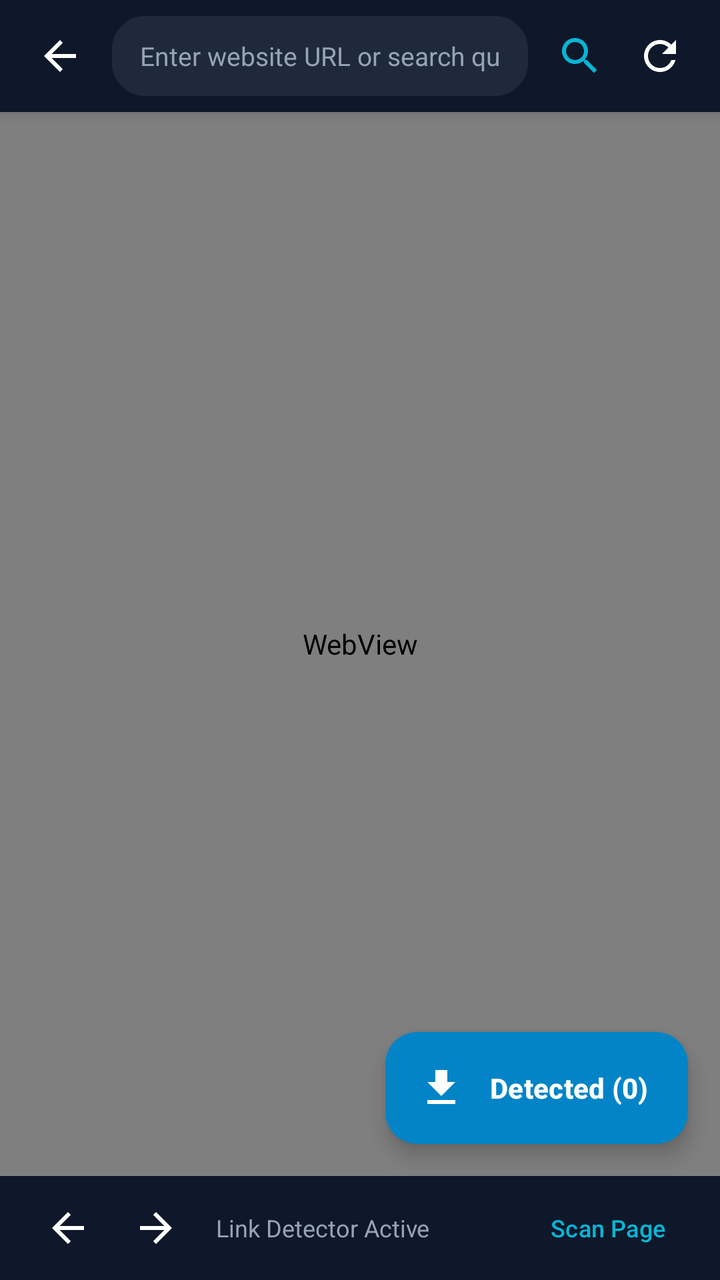
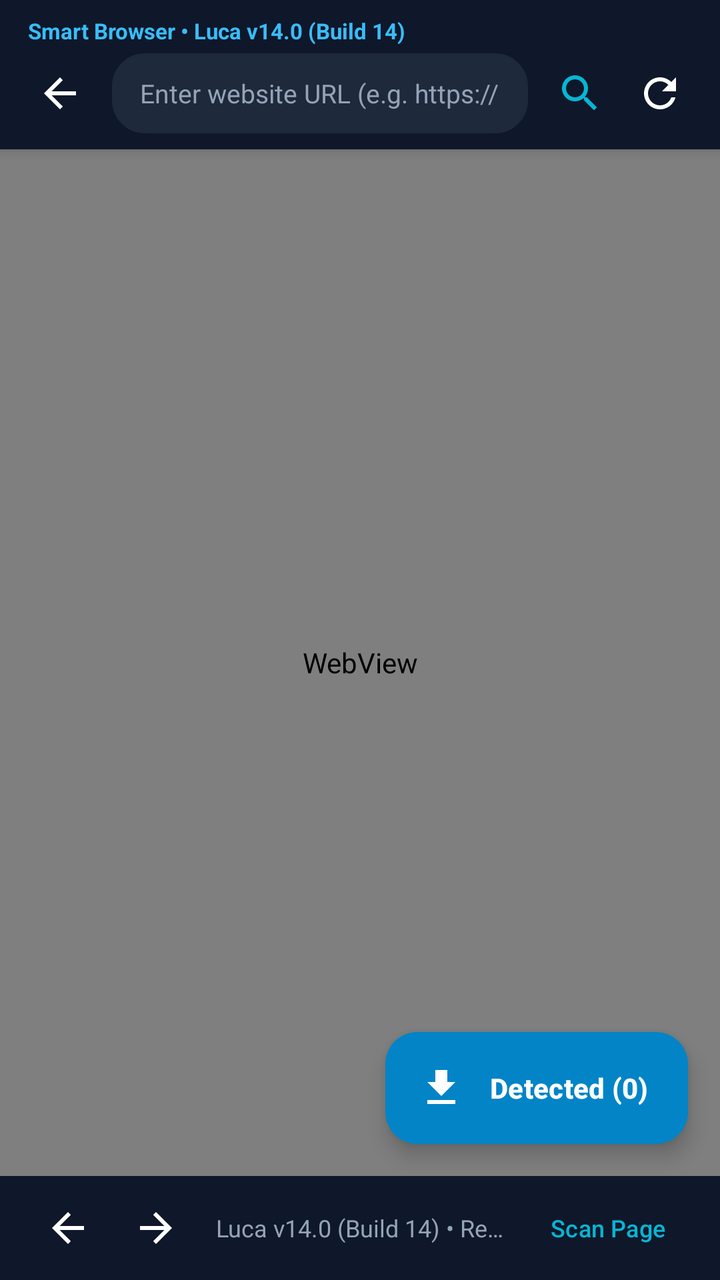

Compare the two renders of this Android layout. The source of the first and the diff that turns it into the second are given below.
<!-- AndroidManifest.xml: activity theme Theme.DownloadManager -->
<!-- res/layout/activity_browser.xml -->
<?xml version="1.0" encoding="utf-8"?>
<androidx.coordinatorlayout.widget.CoordinatorLayout
    xmlns:android="http://schemas.android.com/apk/res/android"
    xmlns:app="http://schemas.android.com/apk/res-auto"
    xmlns:tools="http://schemas.android.com/tools"
    android:layout_width="match_parent"
    android:layout_height="match_parent"
    android:background="@color/colorBackground"
    tools:context=".activity.BrowserActivity">

    <LinearLayout
        android:layout_width="match_parent"
        android:layout_height="match_parent"
        android:orientation="vertical">

        
        <LinearLayout
            android:layout_width="match_parent"
            android:layout_height="wrap_content"
            android:background="@color/colorHeaderBg"
            android:elevation="4dp"
            android:orientation="vertical"
            android:paddingHorizontal="10dp"
            android:paddingTop="8dp"
            android:paddingBottom="8dp">

            <LinearLayout
                android:layout_width="match_parent"
                android:layout_height="wrap_content"
                android:gravity="center_vertical"
                android:orientation="horizontal">

                <ImageButton
                    android:id="@+id/btnCloseBrowser"
                    android:layout_width="40dp"
                    android:layout_height="40dp"
                    android:background="?attr/selectableItemBackgroundBorderless"
                    android:contentDescription="@string/exit"
                    android:src="@drawable/ic_back"
                    app:tint="@android:color/white" />

                <EditText
                    android:id="@+id/etBrowserUrl"
                    android:layout_width="0dp"
                    android:layout_height="40dp"
                    android:layout_marginHorizontal="6dp"
                    android:layout_weight="1"
                    android:background="@drawable/card_background"
                    android:backgroundTint="@color/colorDashboardCard"
                    android:hint="@string/browser_url_hint"
                    android:imeOptions="actionGo"
                    android:importantForAutofill="no"
                    android:inputType="textUri"
                    android:paddingHorizontal="14dp"
                    android:singleLine="true"
                    android:textColor="@android:color/white"
                    android:textColorHint="#94A3B8"
                    android:textSize="13sp" />

                <ImageButton
                    android:id="@+id/btnBrowserGo"
                    android:layout_width="40dp"
                    android:layout_height="40dp"
                    android:background="?attr/selectableItemBackgroundBorderless"
                    android:contentDescription="@string/search_hint"
                    android:src="@drawable/ic_search"
                    app:tint="@color/colorAccent" />

                <ImageButton
                    android:id="@+id/btnBrowserReload"
                    android:layout_width="40dp"
                    android:layout_height="40dp"
                    android:background="?attr/selectableItemBackgroundBorderless"
                    android:contentDescription="@string/retry"
                    android:src="@drawable/ic_retry"
                    app:tint="@android:color/white" />
            </LinearLayout>
        </LinearLayout>

        <ProgressBar
            android:id="@+id/progressBarWeb"
            style="?android:attr/progressBarStyleHorizontal"
            android:layout_width="match_parent"
            android:layout_height="3dp"
            android:indeterminate="false"
            android:max="100"
            android:progressDrawable="@drawable/progress_bar_drawable"
            android:visibility="gone" />

        
        <LinearLayout
            android:layout_width="match_parent"
            android:layout_height="0dp"
            android:layout_weight="1"
            android:orientation="vertical">

            
            <android.webkit.WebView
                android:id="@+id/webView"
                android:layout_width="match_parent"
                android:layout_height="0dp"
                android:layout_weight="1" />

            
            <LinearLayout
                android:id="@+id/pageSummaryCard"
                android:layout_width="match_parent"
                android:layout_height="wrap_content"
                android:layout_marginHorizontal="10dp"
                android:layout_marginVertical="6dp"
                android:background="@drawable/card_background"
                android:elevation="3dp"
                android:orientation="vertical"
                android:padding="12dp"
                android:visibility="gone">

                <LinearLayout
                    android:layout_width="match_parent"
                    android:layout_height="wrap_content"
                    android:gravity="center_vertical"
                    android:orientation="horizontal">

                    <ImageView
                        android:id="@+id/ivOfferIcon"
                        android:layout_width="20dp"
                        android:layout_height="20dp"
                        android:contentDescription="@string/smart_browser"
                        android:src="@drawable/ic_download"
                        app:tint="@color/colorPrimary" />

                    <TextView
                        android:id="@+id/tvPageTitle"
                        android:layout_width="0dp"
                        android:layout_height="wrap_content"
                        android:layout_marginStart="8dp"
                        android:layout_weight="1"
                        android:ellipsize="end"
                        android:maxLines="1"
                        android:text="Download Available"
                        android:textColor="@color/colorOnSurface"
                        android:textSize="14sp"
                        android:textStyle="bold" />

                    <TextView
                        android:id="@+id/tvPageBadge"
                        android:layout_width="wrap_content"
                        android:layout_height="wrap_content"
                        android:background="@drawable/icon_badge_background"
                        android:paddingHorizontal="8dp"
                        android:paddingVertical="3dp"
                        android:text="DETECTED"
                        android:textColor="@color/colorPrimary"
                        android:textSize="10sp"
                        android:textStyle="bold" />
                </LinearLayout>

                <TextView
                    android:id="@+id/tvPageDescription"
                    android:layout_width="match_parent"
                    android:layout_height="wrap_content"
                    android:layout_marginTop="4dp"
                    android:ellipsize="end"
                    android:maxLines="2"
                    android:text="Downloadable media or file detected on this page."
                    android:textColor="@color/gray"
                    android:textSize="12sp" />

                <LinearLayout
                    android:layout_width="match_parent"
                    android:layout_height="wrap_content"
                    android:layout_marginTop="8dp"
                    android:gravity="end|center_vertical"
                    android:orientation="horizontal">

                    <com.google.android.material.button.MaterialButton
                        android:id="@+id/btnQuickOfferSecondary"
                        style="@style/Widget.Material3.Button.OutlinedButton"
                        android:layout_width="wrap_content"
                        android:layout_height="36dp"
                        android:layout_marginEnd="8dp"
                        android:insetTop="0dp"
                        android:insetBottom="0dp"
                        android:text="Download Audio"
                        android:textSize="12sp"
                        android:visibility="gone"
                        app:cornerRadius="10dp"
                        app:icon="@drawable/ic_music"
                        app:iconSize="15dp" />

                    <com.google.android.material.button.MaterialButton
                        android:id="@+id/btnQuickOfferPrimary"
                        style="@style/Widget.Material3.Button"
                        android:layout_width="wrap_content"
                        android:layout_height="36dp"
                        android:insetTop="0dp"
                        android:insetBottom="0dp"
                        android:text="Download"
                        android:textSize="12sp"
                        app:cornerRadius="10dp"
                        app:icon="@drawable/ic_download"
                        app:iconSize="15dp" />
                </LinearLayout>
            </LinearLayout>

            <androidx.recyclerview.widget.RecyclerView
                android:id="@+id/rvBrowserContent"
                android:layout_width="match_parent"
                android:layout_height="wrap_content"
                android:visibility="gone" />
        </LinearLayout>

        
        <LinearLayout
            android:layout_width="match_parent"
            android:layout_height="52dp"
            android:background="@color/colorHeaderBg"
            android:gravity="center_vertical"
            android:orientation="horizontal"
            android:paddingHorizontal="12dp">

            <ImageButton
                android:id="@+id/btnNavBack"
                android:layout_width="44dp"
                android:layout_height="44dp"
                android:background="?attr/selectableItemBackgroundBorderless"
                android:contentDescription="Back"
                android:src="@drawable/ic_back"
                app:tint="@android:color/white" />

            <ImageButton
                android:id="@+id/btnNavForward"
                android:layout_width="44dp"
                android:layout_height="44dp"
                android:background="?attr/selectableItemBackgroundBorderless"
                android:contentDescription="Forward"
                android:src="@drawable/ic_forward"
                app:tint="@android:color/white" />

            <TextView
                android:id="@+id/tvSnifferStatus"
                android:layout_width="0dp"
                android:layout_height="wrap_content"
                android:layout_marginHorizontal="8dp"
                android:layout_weight="1"
                android:ellipsize="end"
                android:maxLines="1"
                android:text="Link Detector Active"
                android:textColor="#94A3B8"
                android:textSize="12sp" />

            <com.google.android.material.button.MaterialButton
                android:id="@+id/btnScanPage"
                style="@style/Widget.Material3.Button.TextButton"
                android:layout_width="wrap_content"
                android:layout_height="38dp"
                android:insetTop="0dp"
                android:insetBottom="0dp"
                android:text="Scan Page"
                android:textColor="@color/colorAccent"
                android:textSize="12sp" />
        </LinearLayout>
    </LinearLayout>

    
    <com.google.android.material.floatingactionbutton.ExtendedFloatingActionButton
        android:id="@+id/fabDetectedLinks"
        android:layout_width="wrap_content"
        android:layout_height="wrap_content"
        android:layout_gravity="bottom|end"
        android:layout_marginEnd="16dp"
        android:layout_marginBottom="68dp"
        android:contentDescription="@string/detected_links"
        android:text="Detected (0)"
        android:textColor="@android:color/white"
        android:textStyle="bold"
        app:backgroundTint="@color/colorPrimary"
        app:icon="@drawable/ic_download"
        app:iconTint="@android:color/white" />

</androidx.coordinatorlayout.widget.CoordinatorLayout>
<!-- resources referenced by this layout -->
<resources>
  <color name="colorAccent">#FF06B6D4</color>
  <color name="colorBackground">#FFF1F5F9</color>
  <color name="colorDashboardCard">#FF1E293B</color>
  <color name="colorHeaderBg">#FF0F172A</color>
  <color name="colorOnSurface">#FF0F172A</color>
  <color name="colorPrimary">#FF0284C7</color>
  <color name="gray">#FF64748B</color>
  <!-- drawable card_background (drawable) -->
  <?xml version="1.0" encoding="utf-8"?>
  <shape xmlns:android="http://schemas.android.com/apk/res/android">
      <solid android:color="@color/colorSurface" />
      <corners android:radius="16dp" />
      <stroke android:width="1dp" android:color="@color/colorBorder" />
  </shape>
  <!-- drawable ic_back (drawable) -->
  <?xml version="1.0" encoding="utf-8"?>
  <vector xmlns:android="http://schemas.android.com/apk/res/android"
      android:width="24dp"
      android:height="24dp"
      android:viewportWidth="24"
      android:viewportHeight="24">
      <path
          android:fillColor="#FFFFFFFF"
          android:pathData="M20,11H7.83l5.59,-5.59L12,4l-8,8 8,8 1.41,-1.41L7.83,13H20v-2z" />
  </vector>
  <!-- drawable ic_download (drawable) -->
  <?xml version="1.0" encoding="utf-8"?>
  <vector xmlns:android="http://schemas.android.com/apk/res/android"
      android:width="24dp"
      android:height="24dp"
      android:viewportWidth="24"
      android:viewportHeight="24">
      <path
          android:fillColor="#FF000000"
          android:pathData="M19,9h-4V3H9v6H5l7,7 7,-7zM5,18v2h14v-2H5z" />
  </vector>
  <!-- drawable ic_forward (drawable) -->
  <?xml version="1.0" encoding="utf-8"?>
  <vector xmlns:android="http://schemas.android.com/apk/res/android"
      android:width="24dp"
      android:height="24dp"
      android:viewportWidth="24"
      android:viewportHeight="24">
      <path
          android:fillColor="#FFFFFFFF"
          android:pathData="M12,4l-1.41,1.41L16.17,11H4v2h12.17l-5.58,5.59L12,20l8,-8z" />
  </vector>
  <!-- drawable ic_music (drawable) -->
  <?xml version="1.0" encoding="utf-8"?>
  <vector xmlns:android="http://schemas.android.com/apk/res/android"
      android:width="24dp"
      android:height="24dp"
      android:viewportWidth="24"
      android:viewportHeight="24">
      <path
          android:fillColor="#FF000000"
          android:pathData="M12,3v10.55c-0.59,-0.34 -1.27,-0.55 -2,-0.55 -2.21,0 -4,1.79 -4,4s1.79,4 4,4 4,-1.79 4,-4V7h4V3h-6z" />
  </vector>
  <!-- drawable ic_retry (drawable) -->
  <?xml version="1.0" encoding="utf-8"?>
  <vector xmlns:android="http://schemas.android.com/apk/res/android"
      android:width="24dp"
      android:height="24dp"
      android:viewportWidth="24"
      android:viewportHeight="24">
      <path
          android:fillColor="#FF000000"
          android:pathData="M17.65,6.35C16.2,4.9 14.21,4 12,4c-4.42,0 -7.99,3.58 -7.99,8s3.57,8 7.99,8c3.73,0 6.84,-2.55 7.73,-6h-2.08c-0.82,2.33 -3.04,4 -5.65,4 -3.31,0 -6,-2.69 -6,-6s2.69,-6 6,-6c1.66,0 3.14,0.69 4.22,1.78L13,11h7V4l-2.35,2.35z" />
  </vector>
  <!-- drawable icon_badge_background (drawable) -->
  <?xml version="1.0" encoding="utf-8"?>
  <shape xmlns:android="http://schemas.android.com/apk/res/android">
      <solid android:color="@color/icon_bg_tint" />
      <corners android:radius="12dp" />
  </shape>
  <string name="browser_url_hint">Enter website URL or search query...</string>
  <string name="detected_links">Detected Downloadable Links</string>
  <string name="exit">Exit</string>
  <string name="retry">Retry</string>
  <string name="search_hint">Search downloads or paste URL</string>
  <string name="smart_browser">Smart Browser</string>
  <color name="colorSurface">#FFFFFFFF</color>
  <color name="colorBorder">#FFE2E8F0</color>
  <color name="icon_bg_tint">#FFE0F2FE</color>
  <color name="light_gray">#FFE2E8F0</color>
  <color name="colorPrimaryDark">#FF0F172A</color>
  <color name="colorOnPrimary">#FFFFFFFF</color>
  <!-- unchanged entries left out for length: 3 -->
</resources>

<!-- the commit's change to res/layout/activity_browser.xml (unified diff, before → after) -->
@@ -23,6 +23,17 @@
             android:paddingHorizontal="10dp"
             android:paddingTop="8dp"
             android:paddingBottom="8dp">
+
+            <TextView
+                android:id="@+id/tvBrowserHeaderVersion"
+                android:layout_width="match_parent"
+                android:layout_height="wrap_content"
+                android:layout_marginBottom="4dp"
+                android:paddingHorizontal="4dp"
+                android:text="Smart Browser • Luca v14.0 (Build 14)"
+                android:textColor="#38BDF8"
+                android:textSize="11sp"
+                android:textStyle="bold" />
 
             <LinearLayout
                 android:layout_width="match_parent"
@@ -244,7 +255,7 @@
                 android:layout_weight="1"
                 android:ellipsize="end"
                 android:maxLines="1"
-                android:text="Link Detector Active"
+                android:text="Luca v14.0 (Build 14) • Ready"
                 android:textColor="#94A3B8"
                 android:textSize="12sp" />
 
<!-- resource entries referenced after the edit -->
@@ -75,7 +75,7 @@
       <solid android:color="@color/icon_bg_tint" />
       <corners android:radius="12dp" />
   </shape>
-  <string name="browser_url_hint">Enter website URL or search query...</string>
+  <string name="browser_url_hint">Enter website URL (e.g. https://...)</string>
   <string name="detected_links">Detected Downloadable Links</string>
   <string name="exit">Exit</string>
   <string name="retry">Retry</string>
